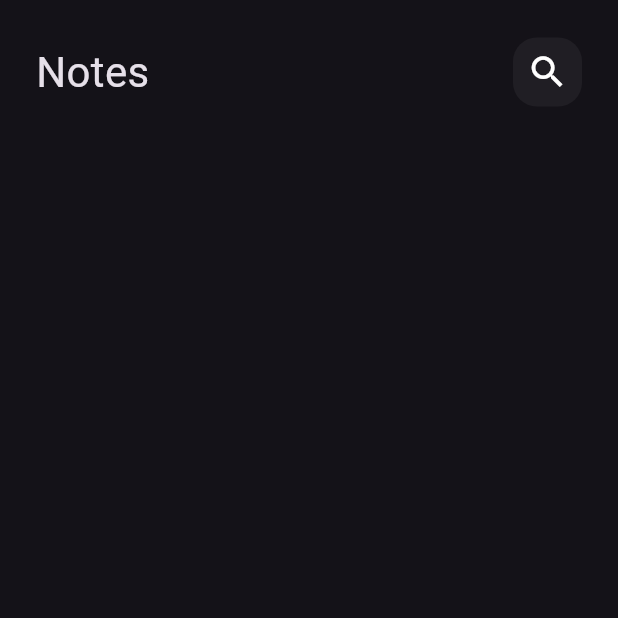
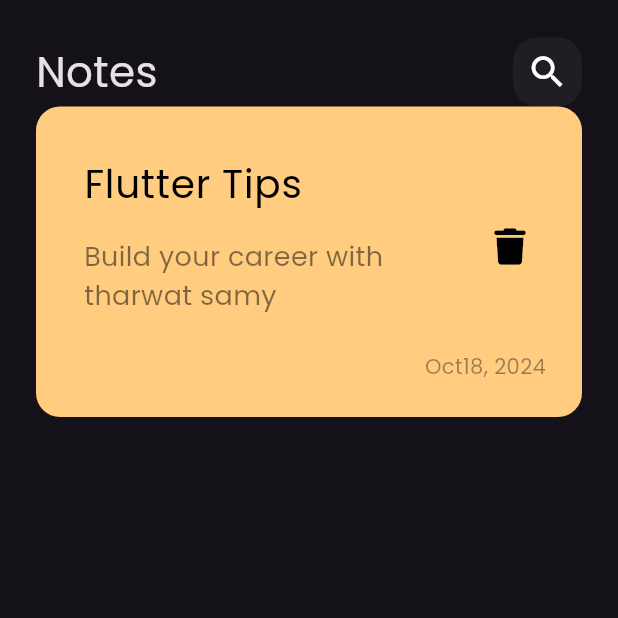
Before and after one commit to AmmarHabbab/NotesApp, a Flutter app: the screen it shows after launch, on a phone screen of 412 x 824 dp, the top half of it. Run offline on Flutter 3.47's test engine with Material 3 defaults, Android fonts, the phone set to English and light mode, and no system bars; our stand-ins replace font_awesome_flutter.

Commit message:
added notesviewbody and custom note item

```diff
--- a/lib/main.dart
+++ b/lib/main.dart
@@ -13,10 +13,9 @@ class NotesApp extends StatelessWidget {
     return MaterialApp(
       debugShowCheckedModeBanner: false,
       //theme: ThemeData.dark(),
-      theme: ThemeData(
-        brightness: Brightness.dark,
-        // scaffoldBackgroundColor:
-      ),
+      theme: ThemeData(brightness: Brightness.dark, fontFamily: 'Poppins'
+          // scaffoldBackgroundColor:
+          ),
       home: const NotesView(),
     );
   }
--- /dev/null
+++ b/lib/widgets/custom_note_item.dart
@@ -0,0 +1,51 @@
+import 'package:flutter/material.dart';
+import 'package:font_awesome_flutter/font_awesome_flutter.dart';
+
+class NoteItem extends StatelessWidget {
+  const NoteItem({super.key});
+
+  @override
+  Widget build(BuildContext context) {
+    return Container(
+      padding: const EdgeInsets.only(top: 24, bottom: 24, left: 16),
+      decoration: BoxDecoration(
+          color: const Color(0xffFFCC80),
+          borderRadius: BorderRadius.circular(16)),
+      child: Column(
+        crossAxisAlignment: CrossAxisAlignment.end,
+        children: [
+          ListTile(
+            title: const Text(
+              'Flutter Tips',
+              style: TextStyle(color: Colors.black, fontSize: 26),
+            ),
+            subtitle: Padding(
+              padding: const EdgeInsets.only(top: 16, bottom: 16),
+              child: Text(
+                'Build your career with tharwat samy',
+                style: TextStyle(
+                    color: Colors.black.withOpacity(0.5), fontSize: 18),
+              ),
+            ),
+            trailing: IconButton(
+              onPressed: () {},
+              icon: const Icon(
+                //Icons.delete,
+                FontAwesomeIcons.trash,
+                color: Colors.black,
+                size: 24,
+              ),
+            ),
+          ),
+          Padding(
+            padding: const EdgeInsets.only(right: 24),
+            child: Text(
+              'Oct18, 2024',
+              style: TextStyle(color: Colors.black.withOpacity(0.4)),
+            ),
+          )
+        ],
+      ),
+    );
+  }
+}
--- a/lib/widgets/notes_view_body.dart
+++ b/lib/widgets/notes_view_body.dart
@@ -1,5 +1,7 @@
 import 'package:flutter/material.dart';
 import 'package:notes_app/widgets/custom_app_bar.dart';
+
+import 'custom_note_item.dart';
 
 class NotesViewBody extends StatelessWidget {
   const NotesViewBody({super.key});
@@ -14,6 +16,7 @@ class NotesViewBody extends StatelessWidget {
             height: 25,
           ),
           CustomAppBar(),
+          NoteItem(),
         ],
       ),
     );
```
Also changed, not shown: pubspec.yaml (+7 -12 lines), assets/fonts/Poppins-Regular.ttf (added), pubspec.lock, 1 other file.
